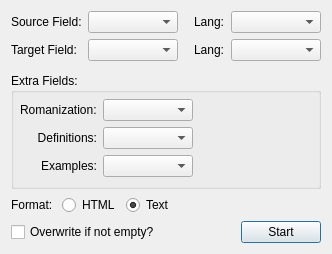
Above: form.ui from kelciour/google-translate before the change. Below: the same form after it.
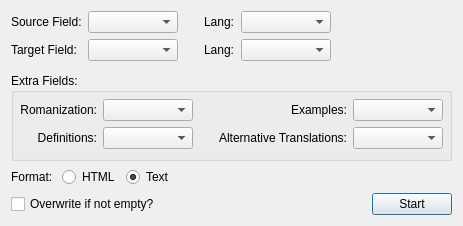
That is the form after the change.

Commit message: Add alternative translations

What changed in the file:
```diff
--- a/form.ui
+++ b/form.ui
@@ -6,8 +6,8 @@
    <rect>
     <x>0</x>
     <y>0</y>
-    <width>329</width>
-    <height>240</height>
+    <width>450</width>
+    <height>214</height>
    </rect>
   </property>
   <property name="sizePolicy">
@@ -128,7 +128,7 @@
        </property>
        <property name="sizeHint" stdset="0">
         <size>
-         <width>10</width>
+         <width>20</width>
          <height>20</height>
         </size>
        </property>
@@ -147,6 +147,9 @@
      <property name="flat">
       <bool>false</bool>
      </property>
+     <property name="checkable">
+      <bool>false</bool>
+     </property>
      <layout class="QVBoxLayout" name="verticalLayout_2">
       <property name="leftMargin">
        <number>6</number>
@@ -162,6 +165,22 @@
       </property>
       <item>
        <layout class="QGridLayout" name="gridLayout_2">
+        <item row="0" column="2">
+         <spacer name="horizontalSpacer_3">
+          <property name="orientation">
+           <enum>Qt::Horizontal</enum>
+          </property>
+          <property name="sizeType">
+           <enum>QSizePolicy::Fixed</enum>
+          </property>
+          <property name="sizeHint" stdset="0">
+           <size>
+            <width>20</width>
+            <height>20</height>
+           </size>
+          </property>
+         </spacer>
+        </item>
         <item row="0" column="1">
          <widget class="QComboBox" name="rmField">
           <property name="minimumSize">
@@ -180,6 +199,9 @@
           <property name="text">
            <string>Romanization:</string>
           </property>
+          <property name="alignment">
+           <set>Qt::AlignRight|Qt::AlignTrailing|Qt::AlignVCenter</set>
+          </property>
          </widget>
         </item>
         <item row="1" column="1">
@@ -208,7 +230,27 @@
           </property>
          </widget>
         </item>
-        <item row="2" column="0">
+        <item row="1" column="4">
+         <widget class="QComboBox" name="atField">
+          <property name="minimumSize">
+           <size>
+            <width>90</width>
+            <height>0</height>
+           </size>
+          </property>
+         </widget>
+        </item>
+        <item row="0" column="4">
+         <widget class="QComboBox" name="exField">
+          <property name="minimumSize">
+           <size>
+            <width>90</width>
+            <height>0</height>
+           </size>
+          </property>
+         </widget>
+        </item>
+        <item row="0" column="3">
          <widget class="QLabel" name="label_8">
           <property name="layoutDirection">
            <enum>Qt::LeftToRight</enum>
@@ -224,25 +266,31 @@
           </property>
          </widget>
         </item>
-        <item row="2" column="1">
-         <widget class="QComboBox" name="exField">
-          <property name="minimumSize">
-           <size>
-            <width>90</width>
-            <height>0</height>
-           </size>
+        <item row="1" column="3">
+         <widget class="QLabel" name="label_9">
+          <property name="layoutDirection">
+           <enum>Qt::LeftToRight</enum>
+          </property>
+          <property name="styleSheet">
+           <string notr="true"/>
+          </property>
+          <property name="text">
+           <string>Alternative Translations:</string>
+          </property>
+          <property name="alignment">
+           <set>Qt::AlignRight|Qt::AlignTrailing|Qt::AlignVCenter</set>
           </property>
          </widget>
         </item>
-        <item row="0" column="2">
-         <spacer name="horizontalSpacer_3">
+        <item row="0" column="5">
+         <spacer name="horizontalSpacer_5">
           <property name="orientation">
            <enum>Qt::Horizontal</enum>
           </property>
           <property name="sizeHint" stdset="0">
            <size>
-            <width>40</width>
-            <height>20</height>
+            <width>0</width>
+            <height>0</height>
            </size>
           </property>
          </spacer>
```
The commit also changes 2 other files.
